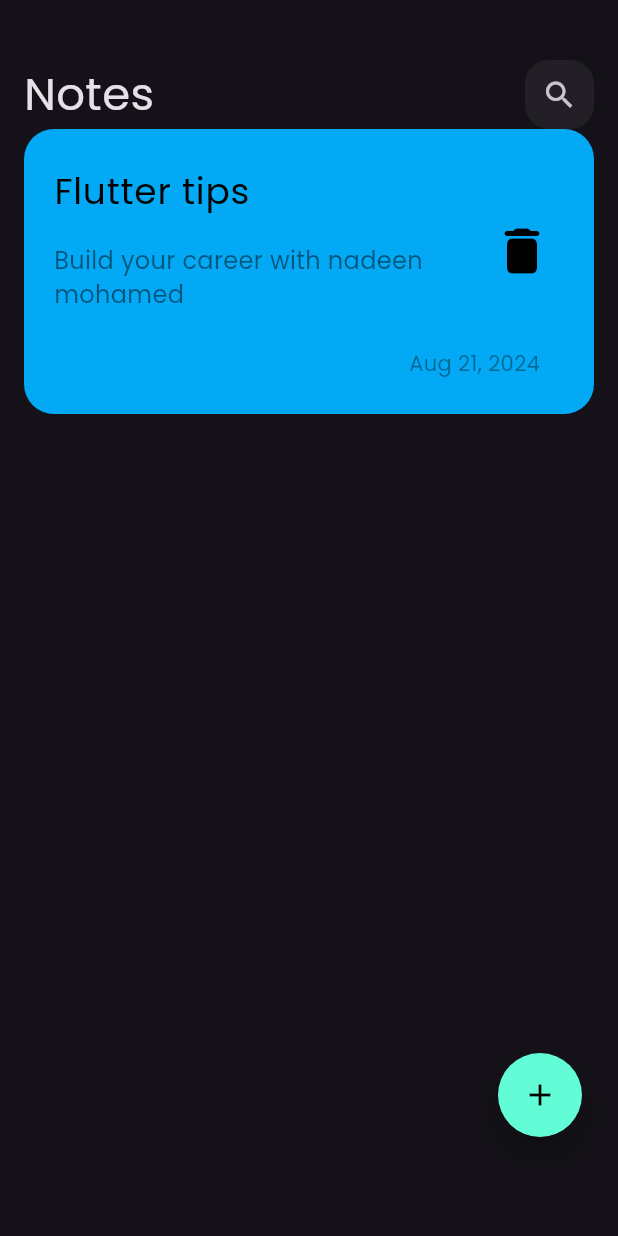
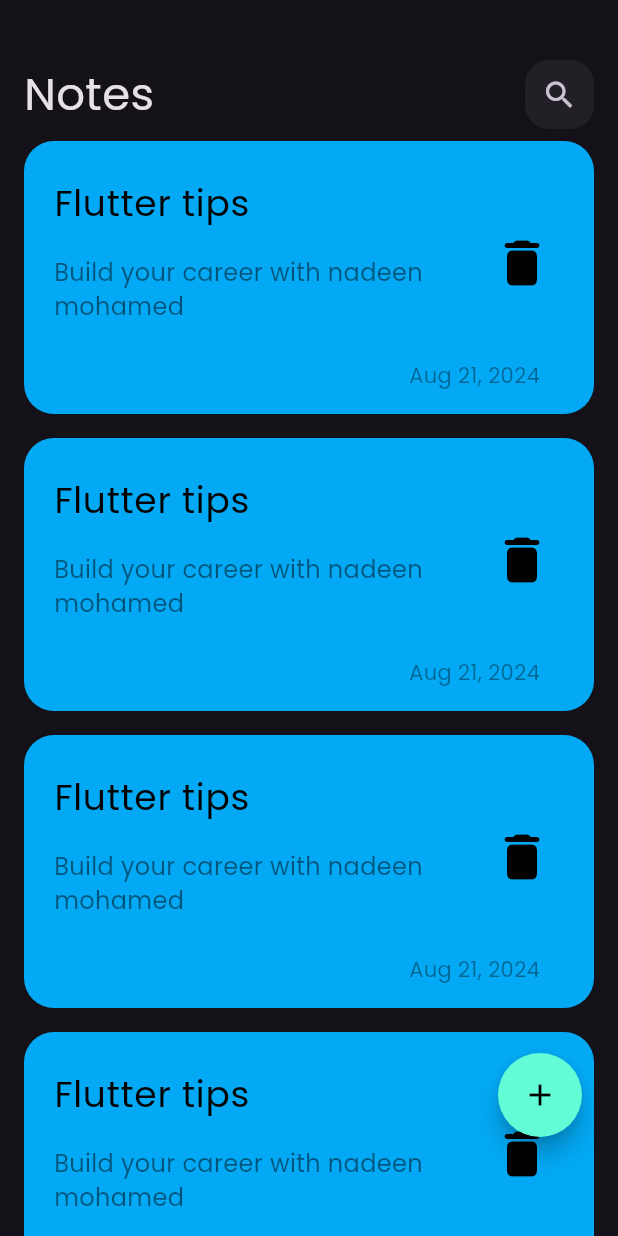
Before and after one commit to Nadeennoshy/simple_notes_app, a Flutter app: the screen it shows after launch, on a phone screen of 412 x 824 dp. Run offline on Flutter 3.47's test engine with Material 3 defaults, Android fonts, the phone set to English and light mode, and no system bars.

Commit message:
create notes listview

```diff
--- a/lib/widgets/note_item.dart
+++ b/lib/widgets/note_item.dart
@@ -7,7 +7,6 @@ class NoteItem extends StatelessWidget {
   Widget build(BuildContext context) {
     return Container(
       width: MediaQuery.of(context).size.width,
-      height: 190,
       decoration: BoxDecoration(
         color: Colors.lightBlue,
         borderRadius: BorderRadius.circular(20.0),
--- /dev/null
+++ b/lib/widgets/notes_listview.dart
@@ -0,0 +1,16 @@
+import 'package:flutter/material.dart';
+import 'package:simple_notes_app/widgets/note_item.dart';
+
+class NotesListview extends StatelessWidget {
+  const NotesListview({super.key});
+
+  @override
+  Widget build(BuildContext context) {
+    return ListView.builder(itemBuilder: (context,index){
+      return const Padding(
+        padding: EdgeInsets.symmetric(vertical: 8.0),
+        child: NoteItem(),
+      );
+    });
+  }
+}
--- a/lib/widgets/notes_view_body.dart
+++ b/lib/widgets/notes_view_body.dart
@@ -1,6 +1,6 @@
 import 'package:flutter/material.dart';
 import 'package:simple_notes_app/widgets/custom_app_bar.dart';
-import 'package:simple_notes_app/widgets/note_item.dart';
+import 'package:simple_notes_app/widgets/notes_listview.dart';
 
 class NotesViewBody extends StatelessWidget {
   const NotesViewBody({super.key});
@@ -12,7 +12,7 @@ class NotesViewBody extends StatelessWidget {
       child: Column(
         children: [
           CustomAppBar(title: 'Notes', icon: Icons.search, onPressed: (){}),
-          const NoteItem(),
+          const Expanded(child: NotesListview()),
         ],
       ),
     );
```
